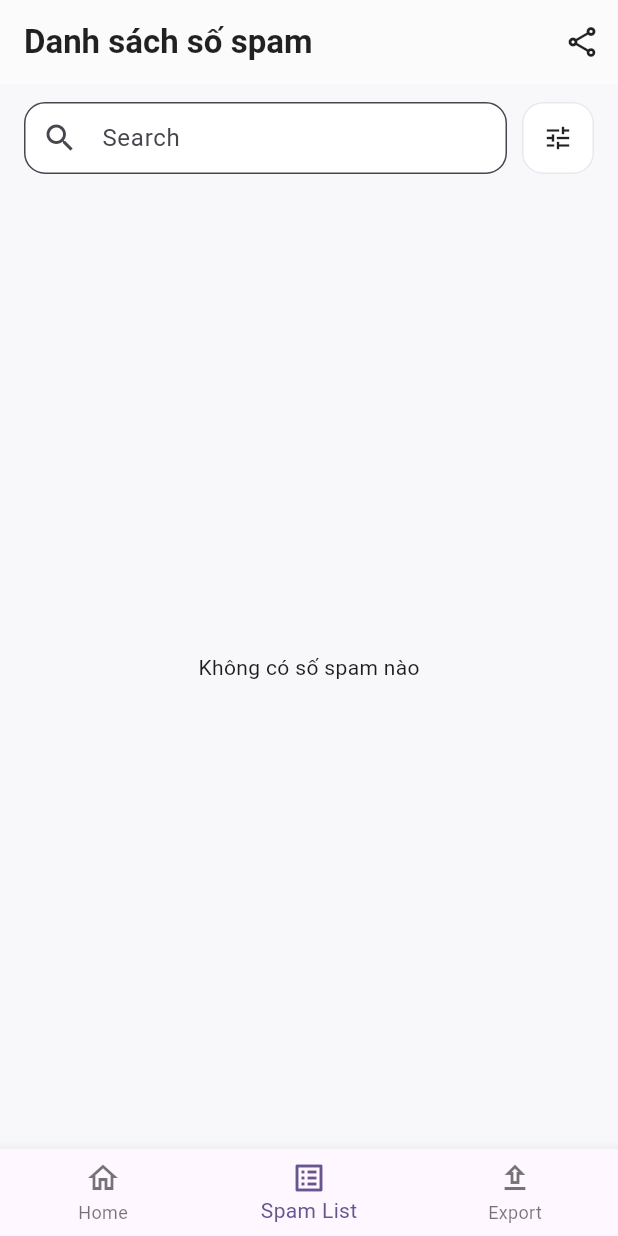
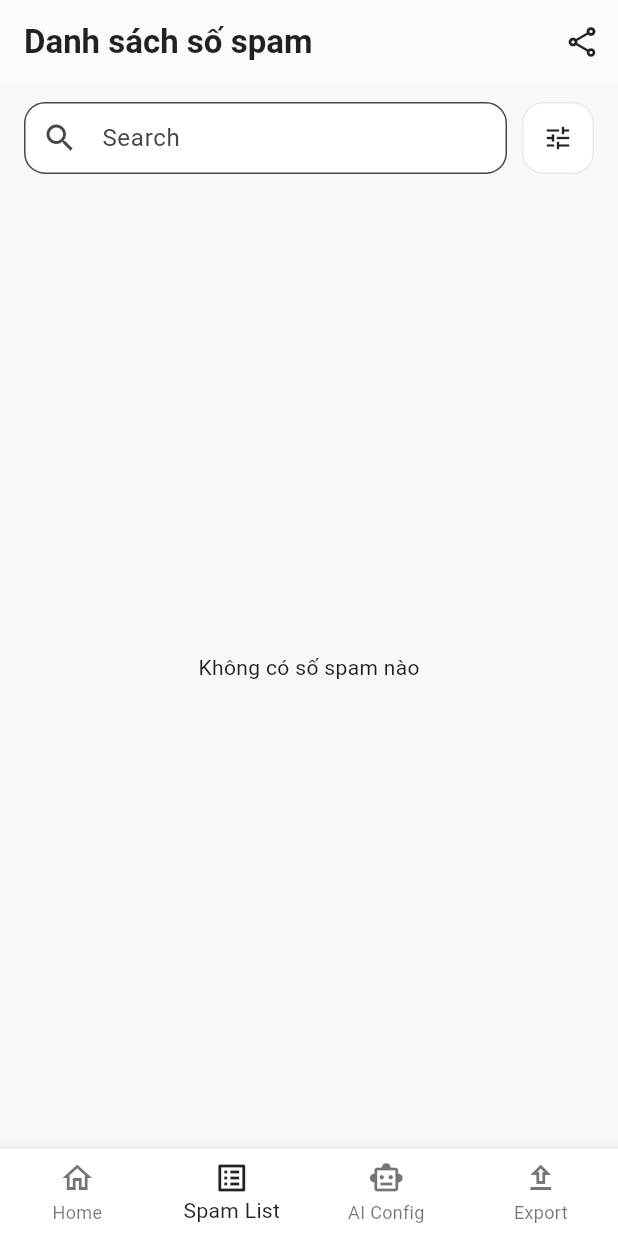
Before and after one commit to diiafyra/honeypot01, a Flutter app: the screen it shows after launch, on a phone screen of 412 x 824 dp. Run offline on Flutter 3.47's test engine with Material 3 defaults, Android fonts, the phone set to English and light mode, and no system bars; our stand-ins replace cloud_firestore, firebase_core, share_plus; accounts and stored records are empty.

Commit message:
Xoá 'confidence', thêm tab 'AI config'

```diff
--- a/lib/main.dart
+++ b/lib/main.dart
@@ -35,6 +35,7 @@ class _MyHomePageState extends State<MyHomePage> {
   final List<Widget> _pages = [
     const Center(child: Text('Home (placeholder)')),
     const SpamListScreen(),
+    const Center(child: Text('AI Config (placeholder)')),
     const Center(child: Text('Export (placeholder)')),
   ];
 
@@ -47,6 +48,10 @@ class _MyHomePageState extends State<MyHomePage> {
       bottomNavigationBar: BottomNavigationBar(
         currentIndex: _selectedIndex,
         onTap: _onItemTapped,
+        type: BottomNavigationBarType.fixed,
+        backgroundColor: Colors.white,
+        selectedItemColor: Colors.black87,
+        unselectedItemColor: Colors.black54,
         items: const [
           BottomNavigationBarItem(
             icon: Icon(Icons.home_outlined),
@@ -57,6 +62,10 @@ class _MyHomePageState extends State<MyHomePage> {
             label: 'Spam List',
           ),
           BottomNavigationBarItem(
+            icon: Icon(Icons.smart_toy_outlined),
+            label: 'AI Config',
+          ),
+          BottomNavigationBarItem(
             icon: Icon(Icons.upload_outlined),
             label: 'Export',
           ),
```
Also changed, not shown: lib/screens/spam_list_screen.dart (+3 -11 lines).
